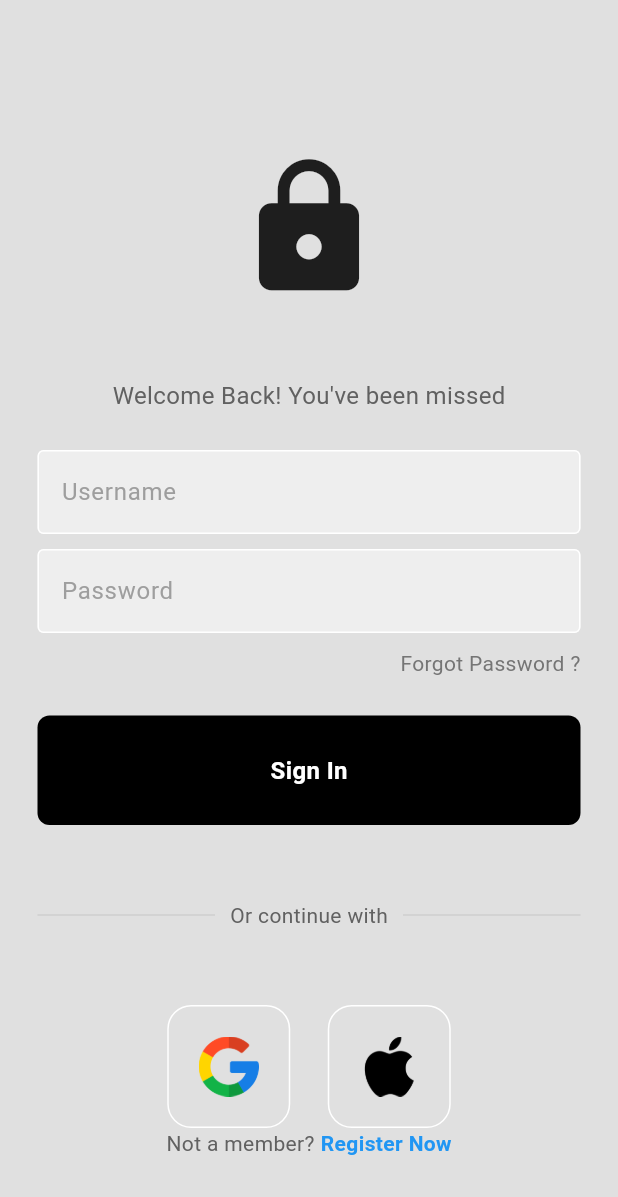
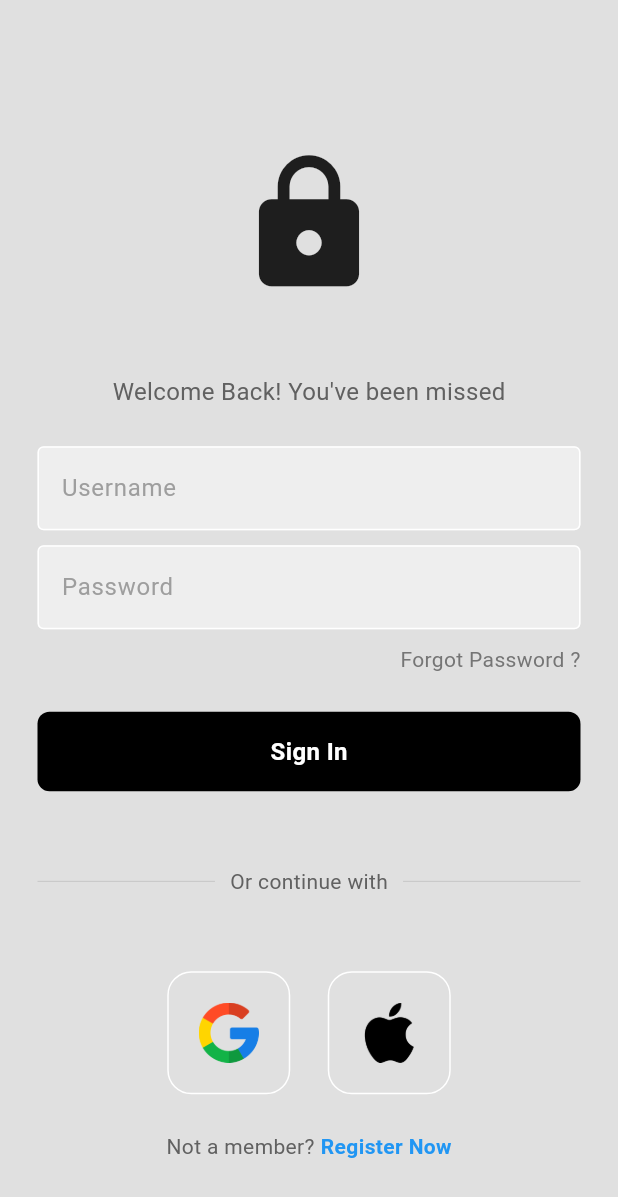
Before and after one commit to Subhanshu-2411/wall_social_media_app_flutter, a Flutter app: the screen it shows after launch, on a phone screen of 412 x 824 dp. Shown: the top 1197 px of the screen. Run offline on Flutter 3.47's test engine with Material 2 defaults, Android fonts, the phone set to English and light mode, and no system bars.

Commit message:
Bugs Fixed

```diff
--- a/lib/components/my_button.dart
+++ b/lib/components/my_button.dart
@@ -14,7 +14,7 @@ class MyButton extends StatelessWidget {
     return GestureDetector(
       onTap: onTap,
       child: Container(
-        padding: EdgeInsets.all(25.0),
+        padding: EdgeInsets.all(15.0),
         margin: EdgeInsets.symmetric(
           horizontal: 25.0,
         ),
--- a/lib/pages/login_page.dart
+++ b/lib/pages/login_page.dart
@@ -132,6 +132,9 @@ class LoginPage extends StatelessWidget {
                   ),
                 ],
               ),
+              const SizedBox(
+                height: 25,
+              ),
               Row(
                 mainAxisAlignment: MainAxisAlignment.center,
                 children: [
```
